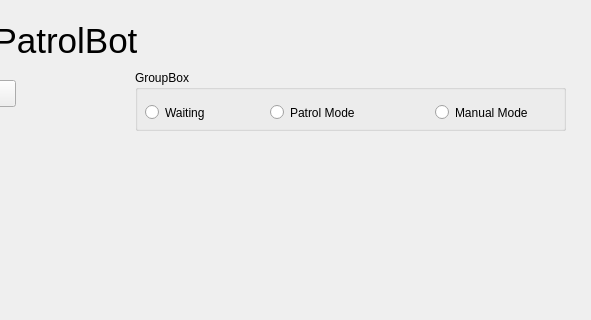
Above: src/admin_pc/main_gui.ui from addinedu-ros-8th/deeplearning-repo-2 before the change; both pictures show x 455 to 1046 and y 0 to 320 of the 1046 by 712 pixel window. Below: the same form after it.
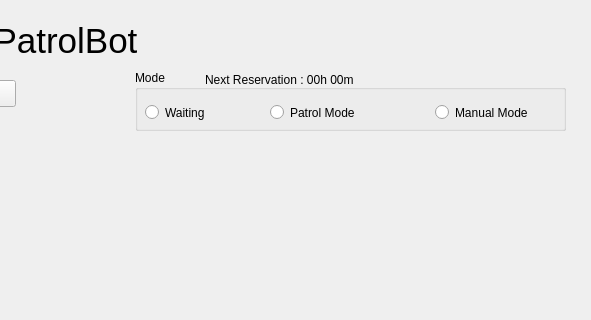
That is the form after the change.

Commit message: main_gui.ui add reservation time print label

```diff
--- a/src/admin_pc/main_gui.ui
+++ b/src/admin_pc/main_gui.ui
@@ -96,7 +96,7 @@
     </rect>
    </property>
    <property name="title">
-    <string>GroupBox</string>
+    <string>Mode</string>
    </property>
    <widget class="QRadioButton" name="waiting">
     <property name="geometry">
@@ -137,6 +137,19 @@
      <string>Manual Mode</string>
     </property>
    </widget>
+   <widget class="QLabel" name="res_label">
+    <property name="geometry">
+     <rect>
+      <x>70</x>
+      <y>0</y>
+      <width>281</width>
+      <height>19</height>
+     </rect>
+    </property>
+    <property name="text">
+     <string>Next Reservation : 00h 00m</string>
+    </property>
+   </widget>
   </widget>
  </widget>
  <resources/>
```
